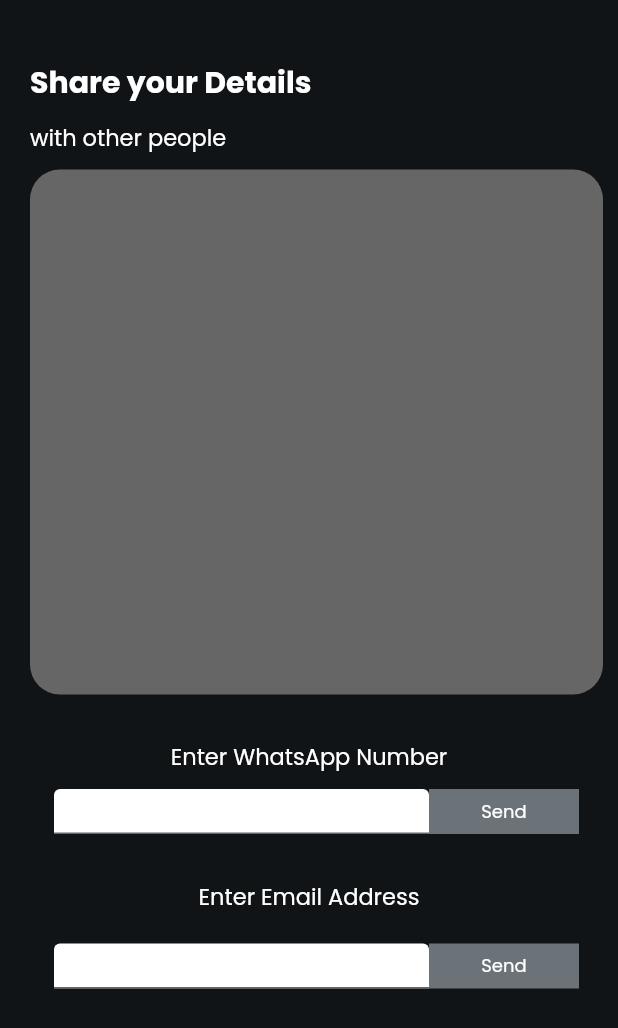
After one commit to suyash-03/Breathalyzer-App, a Flutter app: the ShareDetails screen opened by its route, on a phone screen of 412 x 824 dp. The commit adds this screen. Shown: the top 1028 px of the screen. Run offline on Flutter 3.47's test engine with Material 2 defaults, Android fonts, the light colour scheme and no system bars; our stand-ins replace animate_do, cloud_firestore, dartz, firebase_auth, firebase_core, flutter_secure_storage and 8 more; missing offline and left inert: neopop; accounts and stored records are empty.

Commit message:
Share Details Implemented

```diff
--- a/lib/main.dart
+++ b/lib/main.dart
@@ -7,6 +7,7 @@ import 'package:breathalyzer_app/screens/HomeScreen.dart';
 import 'package:breathalyzer_app/screens/InputScreen.dart';
 import 'package:breathalyzer_app/screens/InputScreens/savingData.dart';
 import 'package:breathalyzer_app/screens/LoginScreen.dart';
+import 'package:breathalyzer_app/screens/ShareDetails.dart';
 import 'package:breathalyzer_app/screens/SplashScreen.dart';
 import 'package:breathalyzer_app/screens/ViewHospitals.dart';
 import 'package:breathalyzer_app/utils/constants.dart';
@@ -184,6 +185,15 @@ class _MyAppState extends State<MyApp> {
                   child: const DietScreen()
               );
             },
+            shareScreen: (_){
+              return MultiProvider(
+                  providers: [
+                    ChangeNotifierProvider.value(value: _homeController),
+                  ],
+                  child: const ShareDetails()
+              );
+            },
+
 
 
 
--- /dev/null
+++ b/lib/screens/ShareDetails.dart
@@ -0,0 +1,165 @@
+import 'package:breathalyzer_app/controllers/home_controller.dart';
+import 'package:breathalyzer_app/utils/colors.dart';
+import 'package:flutter/material.dart';
+import 'package:flutter/services.dart';
+import 'package:fluttertoast/fluttertoast.dart';
+import 'package:google_fonts/google_fonts.dart';
+import 'package:provider/provider.dart';
+import 'package:url_launcher/url_launcher.dart';
+
+class ShareDetails extends StatefulWidget {
+  const ShareDetails({Key? key}) : super(key: key);
+
+  @override
+  State<ShareDetails> createState() => _ShareDetailsState();
+}
+
+class _ShareDetailsState extends State<ShareDetails> {
+  TextEditingController phoneNumberController = new TextEditingController();
+  TextEditingController emailController = new TextEditingController();
+
+  String? encodeQueryParameters(Map<String, String> params) {
+    return params.entries
+        .map((MapEntry<String, String> e) =>
+    '${Uri.encodeComponent(e.key)}=${Uri.encodeComponent(e.value)}')
+        .join('&');
+  }
+
+  Future<void> _launchUrl(Uri _url) async {
+    if (!await launchUrl(_url)) {
+      throw 'Could not launch $_url';
+    }
+  }
+
+  @override
+  Widget build(BuildContext context) {
+    final controller = Provider.of<HomeController>(context,listen: false);
+    return Scaffold(
+      backgroundColor: BrandColor.drawerBackgroundColor,
+      body: ListView(
+        children: [
+          Padding(
+            padding: const EdgeInsets.fromLTRB(20,40,10,0),
+            child: Text("Share your Details",style: GoogleFonts.poppins(color: Colors.white,fontSize: 20,fontWeight: FontWeight.bold),),
+          ),
+          Padding(
+            padding: const EdgeInsets.fromLTRB(20,10,10,0),
+            child: Text("with other people",style: GoogleFonts.poppins(color: Colors.white,fontSize: 15),),
+          ),
+          Padding(
+            padding: const EdgeInsets.fromLTRB(20,10,10,0),
+            child: Container(
+              width: MediaQuery.of(context).size.width,
+              height: 350,
+              decoration: const BoxDecoration(
+                color: BrandColor.cordScreenGreyText,
+                borderRadius: BorderRadius.all(Radius.circular(20)),
+              ),
+              child: Padding(
+                padding: const EdgeInsets.all(8.0),
+                child: Text(
+                  controller.patientSummary,style: GoogleFonts.poppins(color: Colors.white,fontSize: 15,fontWeight: FontWeight.bold),
+                ),
+              ),
+            ),
+          ),
+          SizedBox(height: 30,),
+          Center(child: Text("Enter WhatsApp Number",style: GoogleFonts.poppins(color: Colors.white,fontSize: 15),)),
+          Padding(
+            padding: const EdgeInsets.fromLTRB(20,10,10,0),
+            child: Row(
+              mainAxisSize: MainAxisSize.min,
+              mainAxisAlignment: MainAxisAlignment.center,
+              children: [
+                SizedBox(
+                  width: 250,
+                  height: 30,
+                  child: TextField(
+                    controller: phoneNumberController,
+                    decoration: const InputDecoration(
+                      filled: true, //<-- SEE HERE
+                      fillColor: Colors.white, //<-- SEE HERE
+                    ),
+                      keyboardType: TextInputType.number,
+                      inputFormatters: <TextInputFormatter>[
+                        FilteringTextInputFormatter.digitsOnly
+                      ]
+                  ),
+                ),
+                GestureDetector(
+                  onTap: () async{
+                    if(phoneNumberController.text.length < 10 || phoneNumberController.text.length >10){
+                      Fluttertoast.showToast(msg: "Enter Valid Phone Number");
+                    }else{
+                      final Uri _url = Uri.parse("https://wa.me/?text=${controller.patientSummary}");
+                      _launchUrl(_url);
+                    }
+                  },
+                  child: Container(
+                    width: 100,
+                    height: 30,
+                    decoration: BoxDecoration(
+                      color: BrandColor.categoriesBtnTextcolor,
+                    ),
+                    child: Center(
+                      child: Text("Send",textAlign: TextAlign.center,style: GoogleFonts.poppins(color: Colors.white,fontSize: 12),),
+                    ),
+                  ),
+                ),
+
+              ],
+            ),
+          ),
+          SizedBox(height: 30,),
+          Center(child: Text("Enter Email Address",style: GoogleFonts.poppins(color: Colors.white,fontSize: 15),)),
+          Padding(
+            padding: const EdgeInsets.fromLTRB(20,10,10,0),
+            child: Row(
+              mainAxisSize: MainAxisSize.min,
+              mainAxisAlignment: MainAxisAlignment.center,
+              children: [
+                SizedBox(
+                  width: 250,
+                  height: 30,
+                  child: TextField(
+                      controller: emailController,
+                      decoration: const InputDecoration(
+                        filled: true, //<-- SEE HERE
+                        fillColor: Colors.white, //<-- SEE HERE
+                      ),
+                  ),
+                ),
+                GestureDetector(
+                  onTap: () async{
+                    final Uri emailLaunchUri = Uri(
+                      scheme: 'mailto',
+                      path: emailController.text,
+                      query: encodeQueryParameters(<String, String>{
+                        'subject': 'Hey! Checkout my latest VOC Data',
+                        'body': controller.patientSummary,
+                      }),
+                    );
+                    _launchUrl(emailLaunchUri);
+                  },
+                  child: Container(
+                    width: 100,
+                    height: 30,
+                    decoration: BoxDecoration(
+                      color: BrandColor.categoriesBtnTextcolor,
+                    ),
+                    child: Center(
+                      child: Text("Send",textAlign: TextAlign.center,style: GoogleFonts.poppins(color: Colors.white,fontSize: 12),),
+                    ),
+                  ),
+                ),
+                SizedBox(height: 50,),
+
+              ],
+            ),
+          )
+
+        ],
+      ),
+    );
+  }
+}
--- a/lib/utils/constants.dart
+++ b/lib/utils/constants.dart
@@ -11,5 +11,6 @@ const String historyScreen = '/history';
 const String viewHospitalsScreen = '/viewHospitals';
 const String dietScreen = '/dietScreen';
 const String exercisesScreen = '/exercisesScreen';
+const String shareScreen = '/shareScreen';
 
 String miscUrl = "https://su-bitspilani.org/su/miscellaneous/";
--- a/pubspec.yaml
+++ b/pubspec.yaml
@@ -51,6 +51,7 @@ dependencies:
   syncfusion_flutter_charts: ^20.3.59
   location: ^4.4.0
   google_maps_flutter: ^2.2.2
+  url_launcher: ^6.1.7
 
 dev_dependencies:
   flutter_test:
```
Also changed, not shown: lib/controllers/home_controller.dart (+22 -7 lines), lib/screens/HomeScreen.dart (+37 -3 lines), pubspec.lock, 1 other file.
